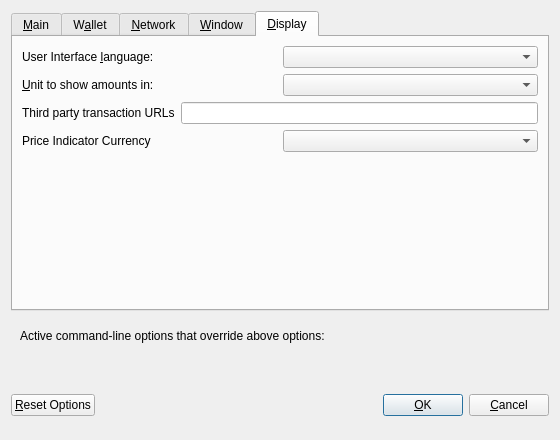
Before: the Qt Designer form src/qt/forms/optionsdialog.ui in noirofficial/noir, drawn with Qt 5.
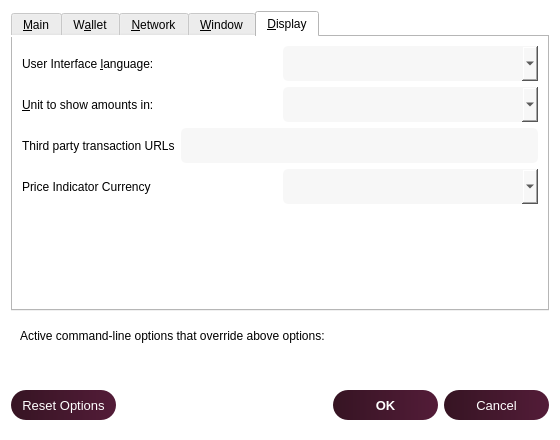
After: the same form once the commit is applied. Custom widgets are drawn as their Qt base class.

The edit to the form file:
```diff
--- a/src/qt/forms/optionsdialog.ui
+++ b/src/qt/forms/optionsdialog.ui
@@ -13,12 +13,18 @@
   <property name="windowTitle">
    <string>Options</string>
   </property>
+  <property name="styleSheet">
+   <string notr="true">background-color: white;</string>
+  </property>
   <property name="modal">
    <bool>true</bool>
   </property>
   <layout class="QVBoxLayout" name="verticalLayout">
    <item>
     <widget class="QTabWidget" name="tabWidget">
+     <property name="styleSheet">
+      <string notr="true">background-color: white;</string>
+     </property>
      <property name="currentIndex">
       <number>4</number>
      </property>
@@ -574,6 +580,15 @@
            <property name="toolTip">
             <string>The user interface language can be set here. This setting will take effect after restarting %1.</string>
            </property>
+           <property name="styleSheet">
+            <string notr="true">background-color:rgba(247, 247, 247, 250);
+color: balck;
+height: 35px;
+border-radius:5px;
+border-style:solid;
+border-color:gray;
+border-width:thin;</string>
+           </property>
           </widget>
          </item>
         </layout>
@@ -598,6 +613,15 @@
            <property name="toolTip">
             <string>Choose the default subdivision unit to show in the interface and when sending coins.</string>
            </property>
+           <property name="styleSheet">
+            <string notr="true">background-color:rgba(247, 247, 247, 250);
+color: balck;
+height: 35px;
+border-radius:5px;
+border-style:solid;
+border-color:gray;
+border-width:thin;</string>
+           </property>
           </widget>
          </item>
         </layout>
@@ -622,6 +646,14 @@
            <property name="toolTip">
             <string>Third party URLs (e.g. a block explorer) that appear in the transactions tab as context menu items. %s in the URL is replaced by transaction hash. Multiple URLs are separated by vertical bar |.</string>
            </property>
+           <property name="styleSheet">
+            <string notr="true">background-color:rgba(247, 247, 247, 250);
+height: 35px;
+border-radius:5px;
+border-style:solid;
+border-color:gray;
+border-width:thin;</string>
+           </property>
           </widget>
          </item>
         </layout>
@@ -629,7 +661,7 @@
        <item>
         <layout class="QHBoxLayout" name="horizontalLayout">
          <property name="bottomMargin">
-          <number>10</number>
+          <number>0</number>
          </property>
          <item>
           <widget class="QLabel" name="currencyLabel">
@@ -639,7 +671,17 @@
           </widget>
          </item>
          <item>
-          <widget class="QValueComboBox" name="currency"/>
+          <widget class="QValueComboBox" name="currency">
+           <property name="styleSheet">
+            <string notr="true">background-color:rgba(247, 247, 247, 250);
+color: balck;
+height: 35px;
+border-radius:5px;
+border-style:solid;
+border-color:gray;
+border-width:thin;</string>
+           </property>
+          </widget>
          </item>
         </layout>
        </item>
@@ -710,11 +752,23 @@
     <layout class="QHBoxLayout" name="horizontalLayout_Buttons">
      <item>
       <widget class="QPushButton" name="resetButton">
+       <property name="font">
+        <font>
+         <pointsize>10</pointsize>
+        </font>
+       </property>
        <property name="toolTip">
         <string>Reset all client options to default.</string>
        </property>
+       <property name="styleSheet">
+        <string notr="true">background: QLinearGradient(x1: 0, y1: 0, x2: 1, y2: 0, stop: 0 #361423, stop: 1 #531c38);
+color: white;
+border-radius:15px;
+height:30px;
+width:105px;</string>
+       </property>
        <property name="text">
-        <string>&amp;Reset Options</string>
+        <string>Reset Options</string>
        </property>
        <property name="autoDefault">
         <bool>false</bool>
@@ -774,8 +828,22 @@
      </item>
      <item>
       <widget class="QPushButton" name="okButton">
+       <property name="font">
+        <font>
+         <pointsize>10</pointsize>
+         <weight>75</weight>
+         <bold>true</bold>
+        </font>
+       </property>
+       <property name="styleSheet">
+        <string notr="true">background: QLinearGradient(x1: 0, y1: 0, x2: 1, y2: 0, stop: 0 #361423, stop: 1 #531c38);
+color: white;
+border-radius:15px;
+height:30px;
+width:105px;</string>
+       </property>
        <property name="text">
-        <string>&amp;OK</string>
+        <string>OK</string>
        </property>
        <property name="autoDefault">
         <bool>false</bool>
@@ -787,8 +855,20 @@
      </item>
      <item>
       <widget class="QPushButton" name="cancelButton">
+       <property name="font">
+        <font>
+         <pointsize>10</pointsize>
+        </font>
+       </property>
+       <property name="styleSheet">
+        <string notr="true">background: QLinearGradient(x1: 0, y1: 0, x2: 1, y2: 0, stop: 0 #361423, stop: 1 #531c38);
+color: white;
+border-radius:15px;
+height:30px;
+width:105px;</string>
+       </property>
        <property name="text">
-        <string>&amp;Cancel</string>
+        <string>Cancel</string>
        </property>
        <property name="autoDefault">
         <bool>false</bool>
```
Left out of the diff: 41 changed lines with no effect on the pictures.
